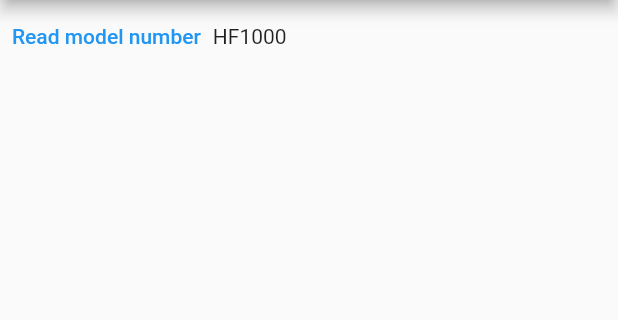
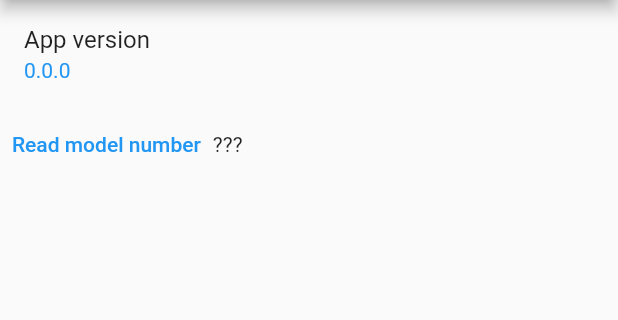
Before and after one commit to JimTompkins/happy_feet_app, a Flutter app: the InfoPage screen opened directly, on a phone screen of 412 x 824 dp, the part 84-404 px from its top. Run offline on Flutter 3.47's test engine with Material 2 defaults, Android fonts, the light colour scheme and no system bars; our stand-ins replace flutter_blue, get, package_info_plus, rxdart, sprintf; missing offline and left inert: circular_buffer, flutter_midi; statements that could not run were skipped.

Commit message:
Added app version on the info screen using the package_info_plus package

```diff
--- a/lib/main.dart
+++ b/lib/main.dart
@@ -1,6 +1,7 @@
  // @dart-2.9
 import 'dart:async';
 import 'package:flutter/foundation.dart';
+import 'package:package_info_plus/package_info_plus.dart';
 import 'package:flutter/material.dart';
 import 'package:flutter/services.dart';
 import 'package:get/get.dart';
@@ -836,13 +837,33 @@ class InfoPage extends StatefulWidget {
 }
 
 class _InfoPageState extends State<InfoPage> {
- Future<String?>? modelNumber;
+  PackageInfo _packageInfo = PackageInfo(
+    appName: 'Unknown',
+    packageName: 'Unknown',
+    version: 'Unknown',
+    buildNumber: 'Unknown',
+  );
+  Future<String?>? modelNumber;
 
   @override
   initState() {
     super.initState();
+    _initPackageInfo();
   }
 
+  Future<void> _initPackageInfo() async {
+    final info = await PackageInfo.fromPlatform();
+    setState(() {
+      _packageInfo = info;
+    });
+  }
+
+  Widget _infoTile(String title, String subtitle) {
+   return ListTile(
+     title: Text(title),
+     subtitle: Text(subtitle.isEmpty ? 'Not set' : subtitle),
+   );
+ }
   @override
   Widget build(BuildContext context) {
     return Scaffold(
@@ -853,7 +874,11 @@ class _InfoPageState extends State<InfoPage> {
       child: ListView(
         children: <Widget>[
         Column(
-          children: <Widget>[
+            children: <Widget>[
+//              _infoTile('App name', _packageInfo.appName),
+//              _infoTile('Package name', _packageInfo.packageName),
+              _infoTile('App version', _packageInfo.version),
+//              _infoTile('Build number', _packageInfo.buildNumber),
             Row(children: <Widget>[
               TextButton(
                 child: Text('Read model number'),
@@ -862,7 +887,7 @@ class _InfoPageState extends State<InfoPage> {
                 }
               ),
 //              Text(modelNumber),
-               Text('HF1000'),
+               Text('???'),
             ]),
           ],
         ),
--- a/pubspec.yaml
+++ b/pubspec.yaml
@@ -36,6 +36,7 @@ dependencies:
   flutter_launcher_icons: 0.9.0
   circular_buffer: ^0.9.1
   sprintf: "^5.0.0"
+  package_info_plus: ^1.0.1
   get:
 
 dev_dependencies:
```
Also changed, not shown: pubspec.lock, 1 other file.
